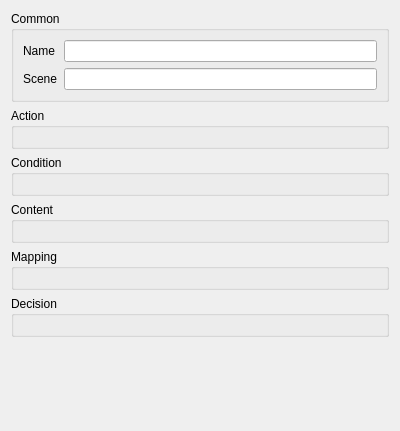
Before: the Qt Designer form GGEditor_src/ui/ggpageeditpanel.ui in kingnak/GameGenerator, drawn with Qt 5.
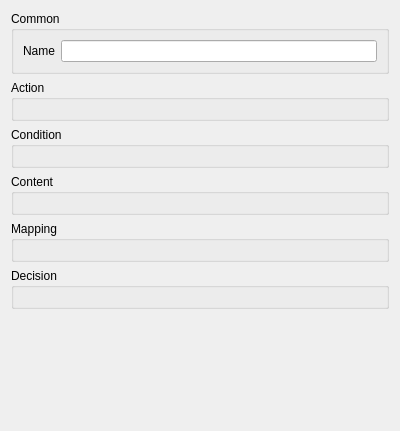
After: the same form once the commit is applied. Custom widgets are drawn as their Qt base class.

Commit message: Tabs for scenes

The edit to the form file:
```diff
--- a/GGEditor_src/ui/ggpageeditpanel.ui
+++ b/GGEditor_src/ui/ggpageeditpanel.ui
@@ -30,16 +30,6 @@
       <item row="0" column="1">
        <widget class="QLineEdit" name="txtName"/>
       </item>
-      <item row="1" column="0">
-       <widget class="QLabel" name="label_2">
-        <property name="text">
-         <string>Scene</string>
-        </property>
-       </widget>
-      </item>
-      <item row="1" column="1">
-       <widget class="QLineEdit" name="txtScene"/>
-      </item>
      </layout>
     </widget>
    </item>
```
The commit also changes 11 other files.
